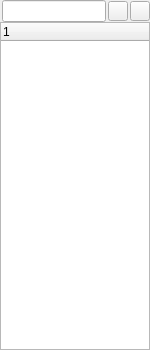
Above: src/GuiUserList.ui from hwgao/beebeep before the change. Below: the same form after it.
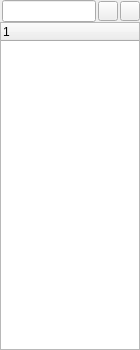
That is the form after the change. Icons and pictures are not drawn.

Diff of the .ui file:
```diff
--- a/src/GuiUserList.ui
+++ b/src/GuiUserList.ui
@@ -6,10 +6,16 @@
    <rect>
     <x>0</x>
     <y>0</y>
-    <width>150</width>
+    <width>140</width>
     <height>350</height>
    </rect>
   </property>
+  <property name="minimumSize">
+   <size>
+    <width>140</width>
+    <height>0</height>
+   </size>
+  </property>
   <property name="windowTitle">
    <string>Form</string>
   </property>
```
